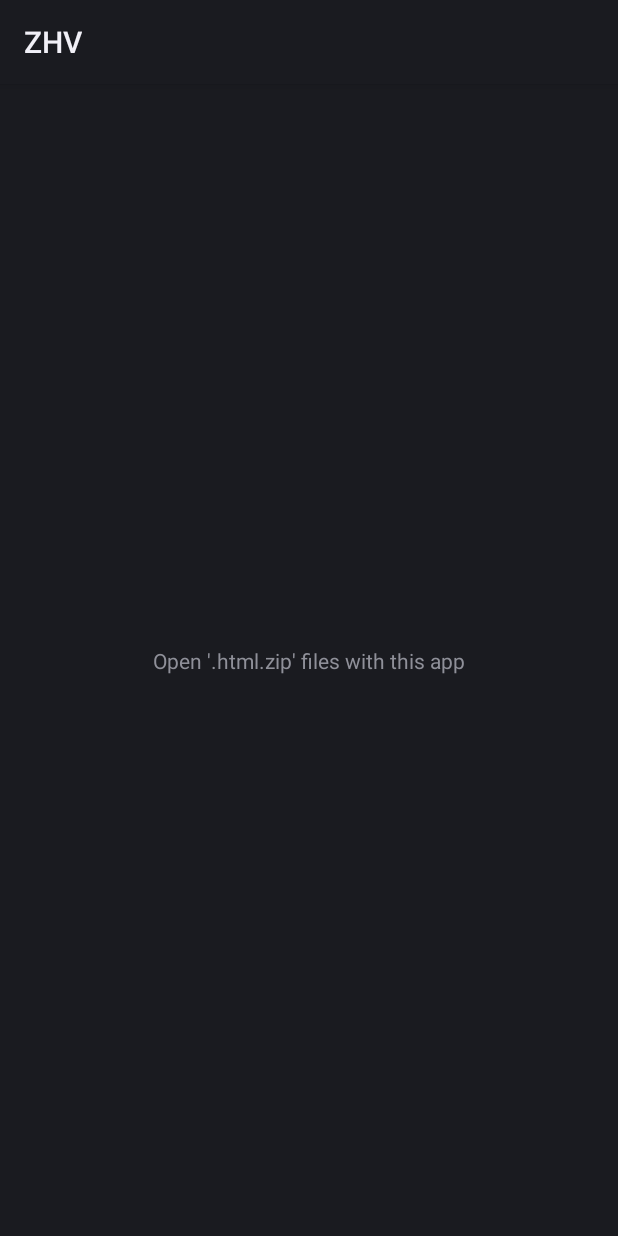
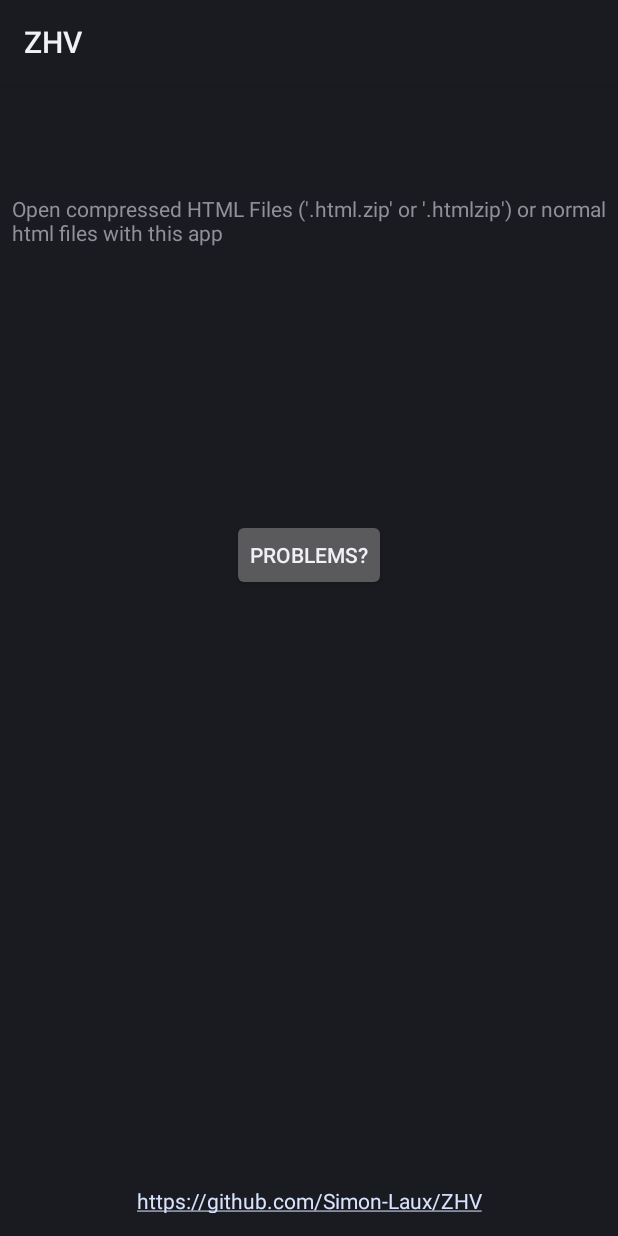
Before and after one commit to Simon-Laux/ZHV, an Android app: the screen it shows after launch (MainActivity), on a phone screen of 412 x 824 dp. Before the commit the screen is almost empty. Run offline under Robolectric (Android 15) with nearby library versions, the phone set to English and light mode, and no system bars.

Commit message:
add some troubleshooting information closes #1

```diff
--- a/app/src/main/java/de/simonlaux/ziphtmlviewer/MainActivity.java
+++ b/app/src/main/java/de/simonlaux/ziphtmlviewer/MainActivity.java
@@ -1,13 +1,27 @@
 package de.simonlaux.ziphtmlviewer;
 
 import android.app.Activity;
+import android.view.View;
+import android.widget.TextView;
 import android.os.Bundle;
 
 public class MainActivity extends Activity {
+
+    TextView trouble;
 
     @Override
     protected void onCreate(Bundle savedInstanceState) {
         super.onCreate(savedInstanceState);
         setContentView(R.layout.activity_main);
+        this.trouble = findViewById(R.id.troubleshooting);
+        this.trouble.setVisibility(View.INVISIBLE);
     }
+
+    public void toggleTroubleshooting(View view) {
+        if (this.trouble.getVisibility() == View.VISIBLE)
+            this.trouble.setVisibility(View.INVISIBLE);
+        else
+            this.trouble.setVisibility(View.VISIBLE);
+    }
+
 }
--- a/app/src/main/res/layout/activity_main.xml
+++ b/app/src/main/res/layout/activity_main.xml
@@ -7,12 +7,58 @@
     tools:context=".MainActivity">
 
     <TextView
+        android:id="@+id/textView"
+        android:layout_width="0dp"
+        android:layout_height="wrap_content"
+        android:layout_marginStart="8dp"
+        android:layout_marginEnd="8dp"
+        android:text="@string/usage_description"
+        android:textAlignment="center"
+        app:layout_constraintBottom_toBottomOf="parent"
+        app:layout_constraintEnd_toEndOf="parent"
+        app:layout_constraintHorizontal_bias="0.5"
+        app:layout_constraintStart_toStartOf="parent"
+        app:layout_constraintTop_toTopOf="parent"
+        app:layout_constraintVertical_bias="0.1" />
+
+    <Button
+        android:id="@+id/button"
         android:layout_width="wrap_content"
         android:layout_height="wrap_content"
-        android:text="Open '.html.zip' files with this app"
+        android:onClick="toggleTroubleshooting"
+        android:text="@string/troubleshooting_btn"
+        app:layout_constraintBottom_toTopOf="@+id/troubleshooting"
+        app:layout_constraintEnd_toEndOf="parent"
+        app:layout_constraintHorizontal_bias="0.501"
+        app:layout_constraintStart_toStartOf="parent"
+        app:layout_constraintTop_toBottomOf="@+id/textView"
+        app:layout_constraintVertical_chainStyle="spread" />
+
+
+    <TextView
+        android:id="@+id/troubleshooting"
+        android:layout_width="0dp"
+        android:layout_height="wrap_content"
+
+        android:layout_marginStart="8dp"
+        android:layout_marginEnd="8dp"
+        android:autoLink="web"
+        android:text="@string/troubleshooting"
+        android:textColor="@android:color/holo_red_dark"
         app:layout_constraintBottom_toBottomOf="parent"
-        app:layout_constraintLeft_toLeftOf="parent"
-        app:layout_constraintRight_toRightOf="parent"
-        app:layout_constraintTop_toTopOf="parent" />
+        app:layout_constraintEnd_toEndOf="parent"
+        app:layout_constraintStart_toStartOf="parent"
+        app:layout_constraintTop_toBottomOf="@+id/button" />
+
+    <TextView
+        android:id="@+id/textView2"
+        android:layout_width="wrap_content"
+        android:layout_height="18dp"
+        android:layout_marginBottom="15dp"
+        android:autoLink="web"
+        android:text="@string/sources"
+        app:layout_constraintBottom_toBottomOf="parent"
+        app:layout_constraintEnd_toEndOf="parent"
+        app:layout_constraintStart_toStartOf="parent" />
 
 </android.support.constraint.ConstraintLayout>
--- a/app/src/main/res/values/strings.xml
+++ b/app/src/main/res/values/strings.xml
@@ -1,4 +1,8 @@
 <?xml version="1.0" encoding="utf-8"?>
 <resources>
+    <string name="usage_description">Open compressed HTML Files (\'.html.zip\' or \'.htmlzip\') or normal html files with this app</string>
+    <string name="troubleshooting_btn">Problems?</string>
+    <string name="troubleshooting">When you have problems: \n 1. Install and Update the WebView app or Chrome \n 2. If the problem persists please open an issue on https://github.com/Simon-Laux/ZHV/issues</string>
+    <string name="sources">https://github.com/Simon-Laux/ZHV</string>
     <string name="could_not_open_file">Could not open file</string>
 </resources>
```
Also changed, not shown: 1 other file.
